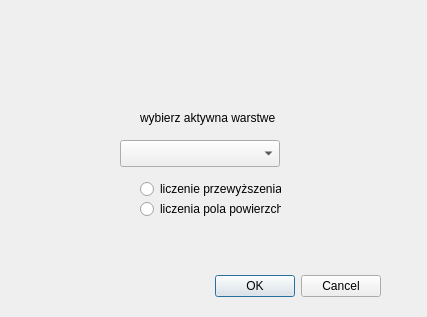
Before: the Qt Designer form wtyczka_projekt2/wtyczka_projekt2_dialog_base.ui in Joooeeeee/Qgis_3, drawn with Qt 5.
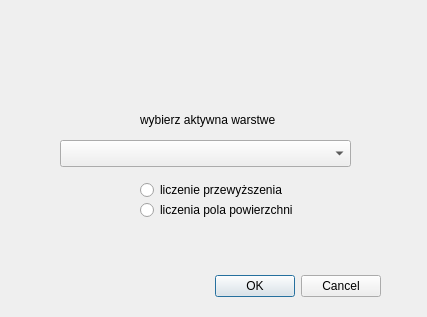
After: the same form once the commit is applied. Custom widgets are drawn as their Qt base class.

Commit message: kolejne zmiany

```diff
--- a/wtyczka_projekt2/wtyczka_projekt2_dialog_base.ui
+++ b/wtyczka_projekt2/wtyczka_projekt2_dialog_base.ui
@@ -34,8 +34,8 @@
     <rect>
      <x>140</x>
      <y>180</y>
-     <width>141</width>
-     <height>18</height>
+     <width>301</width>
+     <height>20</height>
     </rect>
    </property>
    <property name="text">
@@ -47,8 +47,8 @@
     <rect>
      <x>140</x>
      <y>200</y>
-     <width>141</width>
-     <height>18</height>
+     <width>281</width>
+     <height>20</height>
     </rect>
    </property>
    <property name="text">
@@ -60,8 +60,8 @@
     <rect>
      <x>140</x>
      <y>110</y>
-     <width>181</width>
-     <height>16</height>
+     <width>331</width>
+     <height>20</height>
     </rect>
    </property>
    <property name="text">
@@ -71,9 +71,9 @@
   <widget class="QgsMapLayerComboBox" name="mMapLayerComboBox">
    <property name="geometry">
     <rect>
-     <x>120</x>
+     <x>60</x>
      <y>140</y>
-     <width>160</width>
+     <width>291</width>
      <height>27</height>
     </rect>
    </property>
```
The commit also changes 1 other file.
